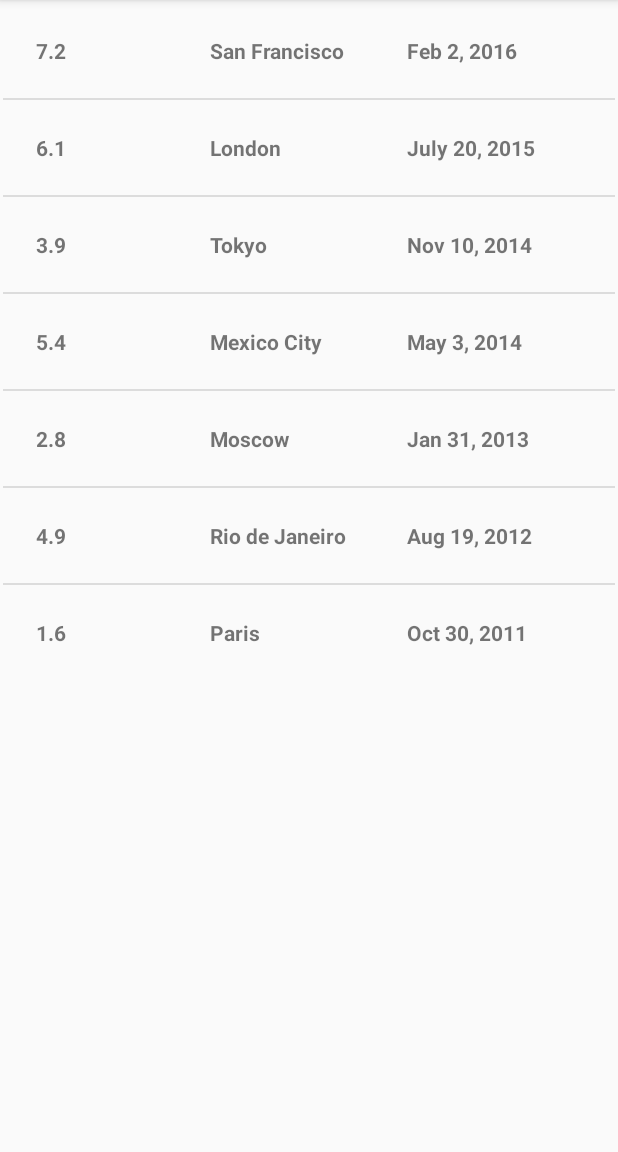
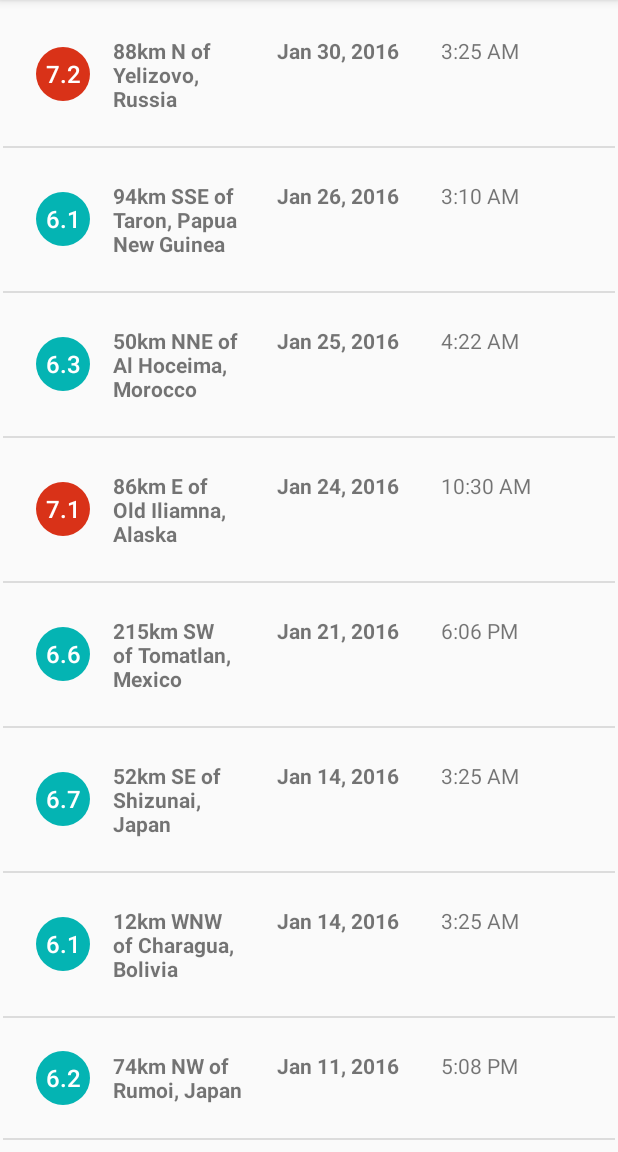
Before and after one commit to dipakkr/QuakeReport, an Android app: the screen it shows after launch (EarthquakeActivity), on a phone screen of 412 x 824 dp, the part 84-1236 px from its top. Run offline under Robolectric (Android 15) with nearby library versions, the phone set to English and light mode, and no system bars.

Commit message:
#3 Added Circular background for magnitude color based on quake strength

```diff
--- a/app/src/main/java/com/dipakkr/github/earthquakereport/Earthquake.java
+++ b/app/src/main/java/com/dipakkr/github/earthquakereport/Earthquake.java
@@ -6,18 +6,18 @@ package com.dipakkr.github.earthquakereport;
 
 public class Earthquake {
 
-    private String mMagnitude;
+    private double mMagnitude;
     private String mLocation;
-    private String mDate;
+    private long mTimeInMilliseconds;
 
-     Earthquake(String magnitude, String location, String date) {
+     Earthquake(double magnitude, String location, long TimeInMilliseconds) {
         mMagnitude = magnitude;
         mLocation = location;
-        mDate = date;
+        mTimeInMilliseconds= TimeInMilliseconds;
     }
 
 
-    String getMagnitude() {
+    double getMagnitude() {
         return mMagnitude;
     }
 
@@ -25,8 +25,7 @@ public class Earthquake {
         return mLocation;
     }
 
-
-    String getDate() {
-        return mDate;
+    public long getmTimeInMilliseconds(){
+        return mTimeInMilliseconds;
     }
 }
--- a/app/src/main/java/com/dipakkr/github/earthquakereport/EarthquakeActivity.java
+++ b/app/src/main/java/com/dipakkr/github/earthquakereport/EarthquakeActivity.java
@@ -13,15 +13,8 @@ public class EarthquakeActivity extends AppCompatActivity {
         super.onCreate(savedInstanceState);
         setContentView(R.layout.activity_earthquake);
 
-        ArrayList<Earthquake> earthquakes = new ArrayList<>();
 
-        earthquakes.add(new Earthquake("7.2", "San Francisco", "Feb 2, 2016"));
-        earthquakes.add(new Earthquake("6.1", "London", "July 20, 2015"));
-        earthquakes.add(new Earthquake("3.9", "Tokyo", "Nov 10, 2014"));
-        earthquakes.add(new Earthquake("5.4", "Mexico City", "May 3, 2014"));
-        earthquakes.add(new Earthquake("2.8", "Moscow", "Jan 31, 2013"));
-        earthquakes.add(new Earthquake("4.9", "Rio de Janeiro", "Aug 19, 2012"));
-        earthquakes.add(new Earthquake("1.6", "Paris", "Oct 30, 2011"));
+        ArrayList<Earthquake> earthquakes = QueryUtils.extractEarthquakes();
 
         // Find a reference to the {@link ListView} in the layout
 
--- a/app/src/main/java/com/dipakkr/github/earthquakereport/EarthquakeAdapter.java
+++ b/app/src/main/java/com/dipakkr/github/earthquakereport/EarthquakeAdapter.java
@@ -1,12 +1,17 @@
 package com.dipakkr.github.earthquakereport;
 
 import android.content.Context;
+import android.graphics.drawable.GradientDrawable;
+import android.support.v4.content.ContextCompat;
 import android.view.LayoutInflater;
 import android.view.View;
 import android.view.ViewGroup;
 import android.widget.ArrayAdapter;
 import android.widget.TextView;
 
+import java.text.DecimalFormat;
+import java.text.SimpleDateFormat;
+import java.util.Date;
 import java.util.List;
 
 /**
@@ -15,12 +20,12 @@ import java.util.List;
 
 public class EarthquakeAdapter extends ArrayAdapter<Earthquake> {
 
+
     /**
      * Constructs a new {@link EarthquakeAdapter}.
      *
-     * @param context of the app
+     * @param context     of the app
      * @param earthquakes is the list of earthquakes, which is the data source of the adapter
-
      */
     public EarthquakeAdapter(Context context, List<Earthquake> earthquakes) {
         super(context, 0, earthquakes);
@@ -41,22 +46,112 @@ public class EarthquakeAdapter extends ArrayAdapter<Earthquake> {
                     R.layout.earthquake_list_items, parent, false);
         }
 
-
         // Find the earthquake at the given position in the list of earthquakes
 
         Earthquake currentEarthquake = getItem(position);
 
-        TextView txtMagnitude = (TextView)listItemView.findViewById(R.id.magnitude);
-        txtMagnitude.setText(currentEarthquake.getMagnitude());
+        TextView txtMagnitude = (TextView) listItemView.findViewById(R.id.magnitude);
 
-        TextView txtLocation = (TextView)listItemView.findViewById(R.id.location);
+
+        TextView txtLocation = (TextView) listItemView.findViewById(R.id.location);
         txtLocation.setText(currentEarthquake.getLocation());
 
-        TextView txtDate = (TextView)listItemView.findViewById(R.id.date);
-        txtDate.setText(currentEarthquake.getDate());
+        TextView dateView = (TextView) listItemView.findViewById(R.id.date);
 
+        // Create a new Date object from the time in milliseconds of the earthquake
+        Date dateobject = new Date(currentEarthquake.getmTimeInMilliseconds());
+
+        // Format the date string (i.e. "Mar 3, 1984")
+        String formattedDate = formatDate(dateobject);
+        dateView.setText(formattedDate);
+
+        // Find the TextView with view ID time
+        TextView timeView = (TextView) listItemView.findViewById(R.id.time);
+
+        // Format the time string (i.e. "4:30PM")
+        String formattedTime = formatTime(dateobject);
+        // Display the time of the current earthquake in that TextView
+        timeView.setText(formattedTime);
+
+
+        //TODO Adding the circular background for magnitude
+        GradientDrawable magnitudeCircle = (GradientDrawable) txtMagnitude.getBackground();
+
+        int magnitudeColor = getMagnitudeColor(currentEarthquake.getMagnitude());
+
+        String formattedMagnitude = formatMagnitude(currentEarthquake.getMagnitude());
+        txtMagnitude.setText(formattedMagnitude);
+
+        // Set the color on the magnitude circle
+        magnitudeCircle.setColor(magnitudeColor);
 
         return listItemView;
 
     }
+
+    /**
+     * Return the formatted date string (i.e. "Mar 3, 1984") from a Date object.
+     */
+    private String formatDate(Date dateObject) {
+        SimpleDateFormat dateFormat = new SimpleDateFormat("LLL dd, yyyy");
+        return dateFormat.format(dateObject);
+    }
+
+    /**
+     * Return the formatted date string (i.e. "4:30 PM") from a Date object.
+     */
+    private String formatTime(Date dateObject) {
+        SimpleDateFormat timeFormat = new SimpleDateFormat("h:mm a");
+        return timeFormat.format(dateObject);
+
+    }
+
+    private String formatMagnitude(double magnitude) {
+              DecimalFormat magnitudeFormat = new DecimalFormat("0.0");
+                return magnitudeFormat.format(magnitude);
+            }
+
+
+    private int getMagnitudeColor(double magnitude) {
+
+        int magnitudeColorResourceId;
+        int magnitudeFloor = (int) Math.floor(magnitude);
+
+        switch (magnitudeFloor) {
+            case 1:
+                magnitudeColorResourceId = R.color.magnitude1;
+                break;
+            case 2:
+                magnitudeColorResourceId = R.color.magnitude2;
+                break;
+            case 3:
+                magnitudeColorResourceId = R.color.magnitude3;
+                break;
+            case 4:
+                magnitudeColorResourceId = R.color.magnitude4;
+                break;
+            case 5:
+                magnitudeColorResourceId = R.color.magnitude5;
+                break;
+            case 6:
+                magnitudeColorResourceId = R.color.magnitude2;
+                break;
+            case 7:
+                magnitudeColorResourceId = R.color.magnitude9;
+                break;
+            case 8:
+                magnitudeColorResourceId = R.color.magnitude8;
+                break;
+            case 9:
+                magnitudeColorResourceId = R.color.magnitude9;
+                break;
+
+            default:
+                magnitudeColorResourceId = R.color.colorPrimaryDark;
+        }
+        return ContextCompat.getColor(getContext(), magnitudeColorResourceId);
+
+
+
+    }
 }
--- /dev/null
+++ b/app/src/main/java/com/dipakkr/github/earthquakereport/QueryUtils.java
@@ -0,0 +1,95 @@
+package com.dipakkr.github.earthquakereport;
+
+import android.util.Log;
+
+import org.json.JSONArray;
+import org.json.JSONException;
+import org.json.JSONObject;
+
+import java.util.ArrayList;
+
+import static com.dipakkr.github.earthquakereport.R.id.magnitude;
+
+/**
+ * Created by deepak on 10/12/2016.
+ */
+
+public final class QueryUtils {
+    /** Sample JSON response for a USGS query */
+        private static final String SAMPLE_JSON_RESPONSE = "{\"type\":\"FeatureCollection\",\"metadata\":{\"generated\":1462295443000,\"url\":\"http://earthquake.usgs.gov/fdsnws/event/1/query?format=geojson&starttime=2016-01-01&endtime=2016-01-31&minmag=6&limit=10\",\"title\":\"USGS Earthquakes\",\"status\":200,\"api\":\"1.5.2\",\"limit\":10,\"offset\":1,\"count\":10},\"features\":[{\"type\":\"Feature\",\"properties\":{\"mag\":7.2,\"place\":\"88km N of Yelizovo, Russia\",\"time\":1454124312220,\"updated\":1460674294040,\"tz\":720,\"url\":\"http://earthquake.usgs.gov/earthquakes/eventpage/us20004vvx\",\"detail\":\"http://earthquake.usgs.gov/fdsnws/event/1/query?eventid=us20004vvx&format=geojson\",\"felt\":2,\"cdi\":3.4,\"mmi\":5.82,\"alert\":\"green\",\"status\":\"reviewed\",\"tsunami\":1,\"sig\":798,\"net\":\"us\",\"code\":\"20004vvx\",\"ids\":\",at00o1qxho,pt16030050,us20004vvx,gcmt20160130032510,\",\"sources\":\",at,pt,us,gcmt,\",\"types\":\",cap,dyfi,finite-fault,general-link,general-text,geoserve,impact-link,impact-text,losspager,moment-tensor,nearby-cities,origin,phase-data,shakemap,tectonic-summary,\",\"nst\":null,\"dmin\":0.958,\"rms\":1.19,\"gap\":17,\"magType\":\"mww\",\"type\":\"earthquake\",\"title\":\"M 7.2 - 88km N of Yelizovo, Russia\"},\"geometry\":{\"type\":\"Point\",\"coordinates\":[158.5463,53.9776,177]},\"id\":\"us20004vvx\"},\n" +
+                        "{\"type\":\"Feature\",\"properties\":{\"mag\":6.1,\"place\":\"94km SSE of Taron, Papua New Guinea\",\"time\":1453777820750,\"updated\":1460156775040,\"tz\":600,\"url\":\"http://earthquake.usgs.gov/earthquakes/eventpage/us20004uks\",\"detail\":\"http://earthquake.usgs.gov/fdsnws/event/1/query?eventid=us20004uks&format=geojson\",\"felt\":null,\"cdi\":null,\"mmi\":4.1,\"alert\":\"green\",\"status\":\"reviewed\",\"tsunami\":1,\"sig\":572,\"net\":\"us\",\"code\":\"20004uks\",\"ids\":\",us20004uks,gcmt20160126031023,\",\"sources\":\",us,gcmt,\",\"types\":\",cap,geoserve,losspager,moment-tensor,nearby-cities,origin,phase-data,shakemap,tectonic-summary,\",\"nst\":null,\"dmin\":1.537,\"rms\":0.74,\"gap\":25,\"magType\":\"mww\",\"type\":\"earthquake\",\"title\":\"M 6.1 - 94km SSE of Taron, Papua New Guinea\"},\"geometry\":{\"type\":\"Point\",\"coordinates\":[153.2454,-5.2952,26]},\"id\":\"us20004uks\"},\n" +
+                        "{\"type\":\"Feature\",\"properties\":{\"mag\":6.3,\"place\":\"50km NNE of Al Hoceima, Morocco\",\"time\":1453695722730,\"updated\":1460156773040,\"tz\":0,\"url\":\"http://earthquake.usgs.gov/earthquakes/eventpage/us10004gy9\",\"detail\":\"http://earthquake.usgs.gov/fdsnws/event/1/query?eventid=us10004gy9&format=geojson\",\"felt\":117,\"cdi\":7.2,\"mmi\":5.28,\"alert\":\"green\",\"status\":\"reviewed\",\"tsunami\":0,\"sig\":695,\"net\":\"us\",\"code\":\"10004gy9\",\"ids\":\",us10004gy9,gcmt20160125042203,\",\"sources\":\",us,gcmt,\",\"types\":\",cap,dyfi,geoserve,impact-text,losspager,moment-tensor,nearby-cities,origin,phase-data,shakemap,tectonic-summary,\",\"nst\":null,\"dmin\":2.201,\"rms\":0.92,\"gap\":20,\"magType\":\"mww\",\"type\":\"earthquake\",\"title\":\"M 6.3 - 50km NNE of Al Hoceima, Morocco\"},\"geometry\":{\"type\":\"Point\",\"coordinates\":[-3.6818,35.6493,12]},\"id\":\"us10004gy9\"},\n" +
+                      "{\"type\":\"Feature\",\"properties\":{\"mag\":7.1,\"place\":\"86km E of Old Iliamna, Alaska\",\"time\":1453631430230,\"updated\":1460156770040,\"tz\":-540,\"url\":\"http://earthquake.usgs.gov/earthquakes/eventpage/us10004gqp\",\"detail\":\"http://earthquake.usgs.gov/fdsnws/event/1/query?eventid=us10004gqp&format=geojson\",\"felt\":1816,\"cdi\":7.2,\"mmi\":6.6,\"alert\":\"green\",\"status\":\"reviewed\",\"tsunami\":1,\"sig\":1496,\"net\":\"us\",\"code\":\"10004gqp\",\"ids\":\",at00o1gd6r,us10004gqp,ak12496371,gcmt20160124103030,\",\"sources\":\",at,us,ak,gcmt,\",\"types\":\",cap,dyfi,finite-fault,general-link,general-text,geoserve,impact-link,impact-text,losspager,moment-tensor,nearby-cities,origin,phase-data,shakemap,tectonic-summary,trump-origin,\",\"nst\":null,\"dmin\":0.72,\"rms\":2.11,\"gap\":19,\"magType\":\"mww\",\"type\":\"earthquake\",\"title\":\"M 7.1 - 86km E of Old Iliamna, Alaska\"},\"geometry\":{\"type\":\"Point\",\"coordinates\":[-153.4051,59.6363,129]},\"id\":\"us10004gqp\"},\n" +
+                       "{\"type\":\"Feature\",\"properties\":{\"mag\":6.6,\"place\":\"215km SW of Tomatlan, Mexico\",\"time\":1453399617650,\"updated\":1459963829040,\"tz\":-420,\"url\":\"http://earthquake.usgs.gov/earthquakes/eventpage/us10004g4l\",\"detail\":\"http://earthquake.usgs.gov/fdsnws/event/1/query?eventid=us10004g4l&format=geojson\",\"felt\":11,\"cdi\":2.7,\"mmi\":3.92,\"alert\":\"green\",\"status\":\"reviewed\",\"tsunami\":1,\"sig\":673,\"net\":\"us\",\"code\":\"10004g4l\",\"ids\":\",at00o1bebo,pt16021050,us10004g4l,gcmt20160121180659,\",\"sources\":\",at,pt,us,gcmt,\",\"types\":\",cap,dyfi,geoserve,impact-link,impact-text,losspager,moment-tensor,nearby-cities,origin,phase-data,shakemap,tectonic-summary,\",\"nst\":null,\"dmin\":2.413,\"rms\":0.98,\"gap\":74,\"magType\":\"mww\",\"type\":\"earthquake\",\"title\":\"M 6.6 - 215km SW of Tomatlan, Mexico\"},\"geometry\":{\"type\":\"Point\",\"coordinates\":[-106.9337,18.8239,10]},\"id\":\"us10004g4l\"},\n" +
+                        "{\"type\":\"Feature\",\"properties\":{\"mag\":6.7,\"place\":\"52km SE of Shizunai, Japan\",\"time\":1452741933640,\"updated\":1459304879040,\"tz\":540,\"url\":\"http://earthquake.usgs.gov/earthquakes/eventpage/us10004ebx\",\"detail\":\"http://earthquake.usgs.gov/fdsnws/event/1/query?eventid=us10004ebx&format=geojson\",\"felt\":51,\"cdi\":5.8,\"mmi\":6.45,\"alert\":\"green\",\"status\":\"reviewed\",\"tsunami\":1,\"sig\":720,\"net\":\"us\",\"code\":\"10004ebx\",\"ids\":\",us10004ebx,pt16014050,at00o0xauk,gcmt20160114032534,\",\"sources\":\",us,pt,at,gcmt,\",\"types\":\",associate,cap,dyfi,geoserve,impact-link,impact-text,losspager,moment-tensor,nearby-cities,origin,phase-data,shakemap,\",\"nst\":null,\"dmin\":0.281,\"rms\":0.98,\"gap\":22,\"magType\":\"mww\",\"type\":\"earthquake\",\"title\":\"M 6.7 - 52km SE of Shizunai, Japan\"},\"geometry\":{\"type\":\"Point\",\"coordinates\":[142.781,41.9723,46]},\"id\":\"us10004ebx\"},\n" +
+                        "{\"type\":\"Feature\",\"properties\":{\"mag\":6.1,\"place\":\"12km WNW of Charagua, Bolivia\",\"time\":1452741928270,\"updated\":1459304879040,\"tz\":-240,\"url\":\"http://earthquake.usgs.gov/earthquakes/eventpage/us10004ebw\",\"detail\":\"http://earthquake.usgs.gov/fdsnws/event/1/query?eventid=us10004ebw&format=geojson\",\"felt\":3,\"cdi\":2.2,\"mmi\":2.21,\"alert\":\"green\",\"status\":\"reviewed\",\"tsunami\":0,\"sig\":573,\"net\":\"us\",\"code\":\"10004ebw\",\"ids\":\",us10004ebw,gcmt20160114032528,\",\"sources\":\",us,gcmt,\",\"types\":\",cap,dyfi,geoserve,impact-text,losspager,moment-tensor,nearby-cities,origin,phase-data,shakemap,tectonic-summary,\",\"nst\":null,\"dmin\":5.492,\"rms\":1.04,\"gap\":16,\"magType\":\"mww\",\"type\":\"earthquake\",\"title\":\"M 6.1 - 12km WNW of Charagua, Bolivia\"},\"geometry\":{\"type\":\"Point\",\"coordinates\":[-63.3288,-19.7597,582.56]},\"id\":\"us10004ebw\"},\n" +
+                        "{\"type\":\"Feature\",\"properties\":{\"mag\":6.2,\"place\":\"74km NW of Rumoi, Japan\",\"time\":1452532083920,\"updated\":1459304875040,\"tz\":540,\"url\":\"http://earthquake.usgs.gov/earthquakes/eventpage/us10004djn\",\"detail\":\"http://earthquake.usgs.gov/fdsnws/event/1/query?eventid=us10004djn&format=geojson\",\"felt\":8,\"cdi\":3.4,\"mmi\":3.74,\"alert\":\"green\",\"status\":\"reviewed\",\"tsunami\":0,\"sig\":594,\"net\":\"us\",\"code\":\"10004djn\",\"ids\":\",us10004djn,gcmt20160111170803,\",\"sources\":\",us,gcmt,\",\"types\":\",cap,dyfi,geoserve,impact-text,losspager,moment-tensor,nearby-cities,origin,phase-data,shakemap,tectonic-summary,\",\"nst\":null,\"dmin\":1.139,\"rms\":0.96,\"gap\":33,\"magType\":\"mww\",\"type\":\"earthquake\",\"title\":\"M 6.2 - 74km NW of Rumoi, Japan\"},\"geometry\":{\"type\":\"Point\",\"coordinates\":[141.0867,44.4761,238.81]},\"id\":\"us10004djn\"},\n" +
+                        "{\"type\":\"Feature\",\"properties\":{\"mag\":6.5,\"place\":\"227km SE of Sarangani, Philippines\",\"time\":1452530285900,\"updated\":1459304874040,\"tz\":480,\"url\":\"http://earthquake.usgs.gov/earthquakes/eventpage/us10004dj5\",\"detail\":\"http://earthquake.usgs.gov/fdsnws/event/1/query?eventid=us10004dj5&format=geojson\",\"felt\":1,\"cdi\":2.7,\"mmi\":7.5,\"alert\":\"green\",\"status\":\"reviewed\",\"tsunami\":1,\"sig\":650,\"net\":\"us\",\"code\":\"10004dj5\",\"ids\":\",at00o0srjp,pt16011050,us10004dj5,gcmt20160111163807,\",\"sources\":\",at,pt,us,gcmt,\",\"types\":\",cap,dyfi,geoserve,impact-link,impact-text,losspager,moment-tensor,nearby-cities,origin,phase-data,shakemap,tectonic-summary,\",\"nst\":null,\"dmin\":3.144,\"rms\":0.72,\"gap\":22,\"magType\":\"mww\",\"type\":\"earthquake\",\"title\":\"M 6.5 - 227km SE of Sarangani, Philippines\"},\"geometry\":{\"type\":\"Point\",\"coordinates\":[126.8621,3.8965,13]},\"id\":\"us10004dj5\"},\n" +
+                        "{\"type\":\"Feature\",\"properties\":{\"mag\":6,\"place\":\"Pacific-Antarctic Ridge\",\"time\":1451986454620,\"updated\":1459202978040,\"tz\":-540,\"url\":\"http://earthquake.usgs.gov/earthquakes/eventpage/us10004bgk\",\"detail\":\"http://earthquake.usgs.gov/fdsnws/event/1/query?eventid=us10004bgk&format=geojson\",\"felt\":0,\"cdi\":1,\"mmi\":0,\"alert\":\"green\",\"status\":\"reviewed\",\"tsunami\":0,\"sig\":554,\"net\":\"us\",\"code\":\"10004bgk\",\"ids\":\",us10004bgk,gcmt20160105093415,\",\"sources\":\",us,gcmt,\",\"types\":\",cap,dyfi,geoserve,losspager,moment-tensor,nearby-cities,origin,phase-data,shakemap,\",\"nst\":null,\"dmin\":30.75,\"rms\":0.67,\"gap\":71,\"magType\":\"mww\",\"type\":\"earthquake\",\"title\":\"M 6.0 - Pacific-Antarctic Ridge\"},\"geometry\":{\"type\":\"Point\",\"coordinates\":[-136.2603,-54.2906,10]},\"id\":\"us10004bgk\"}],\"bbox\":[-153.4051,-54.2906,10,158.5463,59.6363,582.56]}";
+
+                /**
+           Create a private constructor because no one should ever create a {@link QueryUtils} object.
+          * This class is only meant to hold static variables and methods, which can be accessed
+         * directly from the class name QueryUtils (and an object instance of QueryUtils is not needed).
+         */
+                private QueryUtils() {
+            }
+
+                /**
+          * Return a list of {@link Earthquake} objects that has been built up from
+          * parsing a JSON response.
+          */
+                public static ArrayList<Earthquake> extractEarthquakes() {
+
+                       // Create an empty ArrayList that we can start adding earthquakes to
+                    ArrayList<Earthquake> earthquakes = new ArrayList<>();
+
+                    // Try to parse the SAMPLE_JSON_RESPONSE. If there's a problem with the way the JSON
+                    // is formatted, a JSONException exception object will be thrown.
+                    // Catch the exception so the app doesn't crash, and print the error message to the logs.
+                    try {
+
+                        // Create a JSONObject from the SAMPLE_JSON_RESPONSE string
+                        JSONObject baseJsonResponse = new JSONObject(SAMPLE_JSON_RESPONSE);
+
+                        // Extract the JSONArray associated with the key called "features",
+                        // which represents a list of features (or earthquakes).
+
+                        JSONArray earthquakeArray = baseJsonResponse.getJSONArray("features");
+                                // For each earthquake in the earthquakeArray, create an {@link Earthquake} object
+                            for (int i = 0; i < earthquakeArray.length(); i++) {
+
+                                        // Get a single earthquake at position i within the list of earthquakes
+                                JSONObject currentEarthquake = earthquakeArray.getJSONObject(i);
+
+                                        // For a given earthquake, extract the JSONObject associated with the+
+                                        // key called "properties", which represents a list of all properties
+                                        // for that earthquake.
+
+                                JSONObject properties = currentEarthquake.getJSONObject("properties");
+
+                                        double magnitude = properties.getDouble("mag");
+
+                                        String location = properties.getString("place");
+
+                                        long time = properties.getLong("time");
+
+                                        Earthquake earthquake = new Earthquake(magnitude, location, time);
+
+                                        earthquakes.add(earthquake);
+                            }
+
+                           } catch (JSONException e) {
+
+                        // If an error is thrown when executing any of the above statements in the "try" block,
+                                // catch the exception here, so the app doesn't crash. Print a log message
+                                        // with the message from the exception.
+
+                        Log.e("QueryUtils", "Problem parsing the earthquake JSON results", e);
+                   }
+
+                       // Return the list of earthquakes
+                                return earthquakes;
+           }
+
+}
--- /dev/null
+++ b/app/src/main/res/drawable/magnitude_circle.xml
@@ -0,0 +1,11 @@
+<?xml version="1.0" encoding="utf-8"?>
+<shape xmlns:android="http://schemas.android.com/apk/res/android"
+             android:shape="oval">
+
+    <solid android:color="@color/magnitude1" />
+    <size
+        android:width="36dp"
+        android:height="36dp" />
+    <corners android:radius="18dp" />
+
+</shape>
--- a/app/src/main/res/layout/earthquake_list_items.xml
+++ b/app/src/main/res/layout/earthquake_list_items.xml
@@ -8,16 +8,21 @@
 
         <TextView
             android:id="@+id/magnitude"
-            android:layout_width="0dp"
-            android:textStyle="bold"
-            android:layout_height="wrap_content"
-            android:layout_weight="1"
+            android:layout_width="36dp"
+            android:layout_height="36dp"
+            android:layout_gravity="center_vertical"
+            android:background="@drawable/magnitude_circle"
+            android:fontFamily="sans-serif-medium"
+            android:gravity="center"
+            android:textColor="@android:color/white"
+            android:textSize="16sp"
             tools:text="8.9" />
 
         <TextView
             android:id="@+id/location"
             android:layout_width="0dp"
             android:textStyle="bold"
+            android:layout_marginLeft="15sp"
             android:layout_height="wrap_content"
             android:layout_weight="1"
             android:layout_marginRight="15dp"
@@ -30,4 +35,14 @@
             android:layout_height="wrap_content"
             android:layout_weight="1"
             tools:text="Mar 6, 2010" />
+
+
+        <TextView
+            android:id="@+id/time"
+            android:layout_width="0dp"
+            android:layout_marginLeft="15dp"
+            android:layout_height="wrap_content"
+            android:layout_weight="1"
+            tools:text="3:00 PM" />
+
 </LinearLayout>
--- a/app/src/main/res/values/colors.xml
+++ b/app/src/main/res/values/colors.xml
@@ -3,4 +3,34 @@
     <color name="colorPrimary">#3F51B5</color>
     <color name="colorPrimaryDark">#303F9F</color>
     <color name="colorAccent">#FF4081</color>
+
+    <color name="magnitude1">#4A7BA7</color>
+
+    <!-- Magnitude circle color for an earthquake with magnitude between 2 and 3 -->
+    <color name="magnitude2">#04B4B3</color>
+
+    <!-- Magnitude circle color for an earthquake with magnitude between 3 and 4 -->
+    <color name="magnitude3">#10CAC9</color>
+
+    <!-- Magnitude circle color for an earthquake with magnitude between 4 and 5 -->
+    <color name="magnitude4">#F5A623</color>
+
+    <!-- Magnitude circle color for an earthquake with magnitude between 5 and 6 -->
+    <color name="magnitude5">#FF7D50</color>
+
+    <!-- Magnitude circle color for an earthquake with magnitude between 6 and 7 -->
+    <color name="magnitude6">#FC6644</color>
+
+    <!-- Magnitude circle color for an earthquake with magnitude between 7 and 8 -->
+    <color name="magnitude7">#E75F40</color>
+
+    <!-- Magnitude circle color for an earthquake with magnitude between 8 and 9 -->
+    <color name="magnitude8">#E13A20</color>
+
+    <!-- Magnitude circle color for an earthquake with magnitude between 9 and 10 -->
+    <color name="magnitude9">#D93218</color>
+
+    <!-- Magnitude circle color for an earthquake with magnitude over 10 -->
+    <color name="magnitude10plus">#C03823</color>
+
 </resources>
```
Also changed, not shown: 1 other file.
